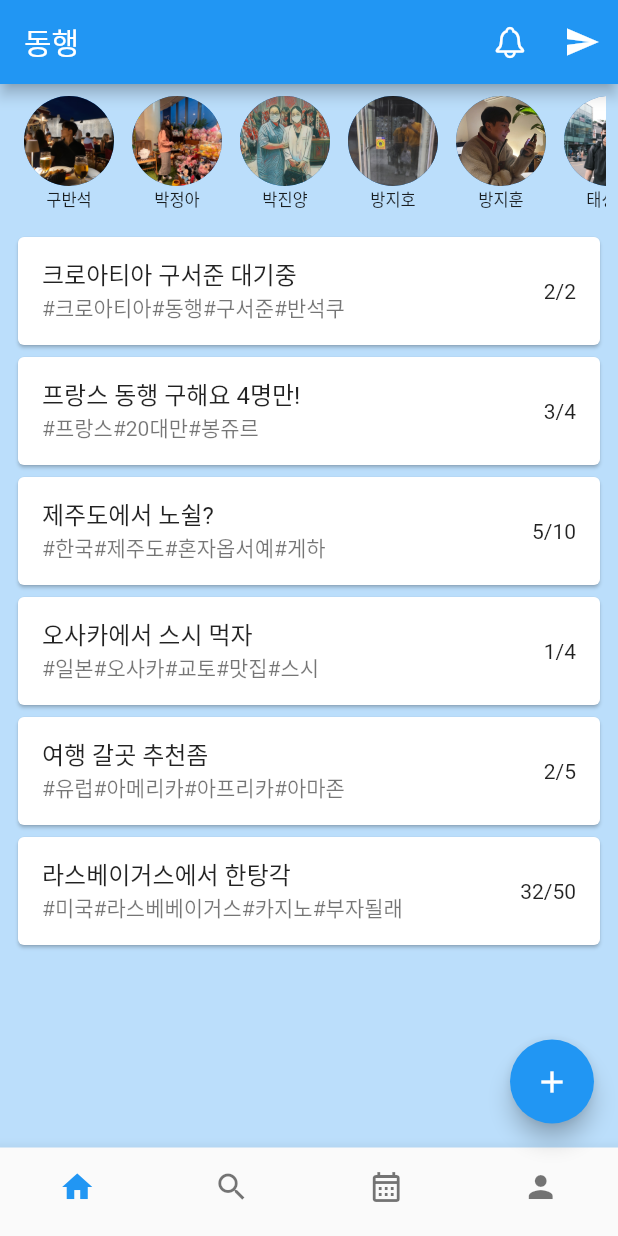
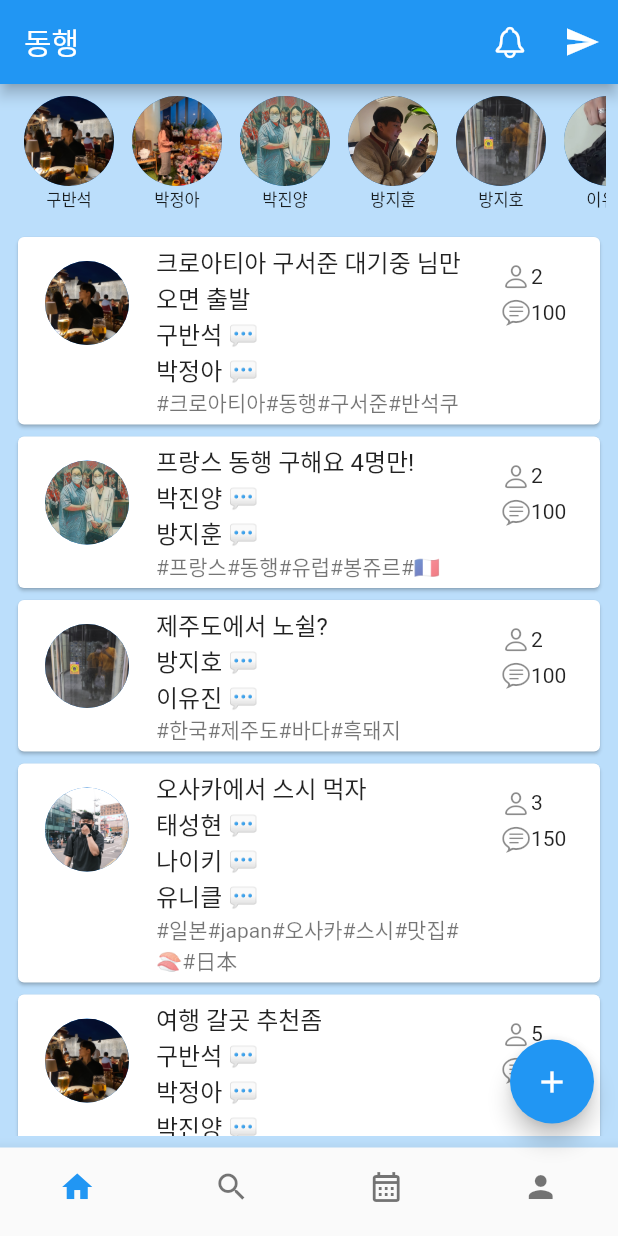
Before and after one commit to jihun-bang/project-donghaeng, a Flutter app: the screen it shows after launch, on a phone screen of 412 x 824 dp. Run offline on Flutter 3.47's test engine with Material 2 defaults, Android fonts, the phone set to English and light mode, and no system bars.

Commit message:
[Home] 카드뷰 수정 및 데이터 json 화

```diff
--- /dev/null
+++ b/assets/data/chat.json
@@ -0,0 +1,152 @@
+[
+  {
+    "title": "크로아티아 구서준 대기중 님만오면 출발",
+    "members": [
+      "a",
+      "b"
+    ],
+    "tags": [
+      "크로아티아",
+      "동행",
+      "구서준",
+      "반석쿠"
+    ]
+  },
+  {
+    "title": "프랑스 동행 구해요 4명만!",
+    "members": [
+      "c",
+      "d"
+    ],
+    "tags": [
+      "프랑스",
+      "동행",
+      "유럽",
+      "봉쥬르",
+      "🇫🇷"
+    ]
+  },
+  {
+    "title": "제주도에서 노쉴?",
+    "members": [
+      "f",
+      "e"
+    ],
+    "tags": [
+      "한국",
+      "제주도",
+      "바다",
+      "흑돼지"
+    ]
+  },
+  {
+    "title": "오사카에서 스시 먹자",
+    "members": [
+      "g",
+      "h",
+      "i"
+    ],
+    "tags": [
+      "일본",
+      "japan",
+      "오사카",
+      "스시",
+      "맛집",
+      "🍣",
+      "日本"
+    ]
+  },
+  {
+    "title": "여행 갈곳 추천좀",
+    "members": [
+      "c",
+      "e",
+      "a",
+      "b",
+      "i"
+    ],
+    "tags": [
+      "여행",
+      "아메리카",
+      "아프리카",
+      "파프리카",
+      "세계여행"
+    ]
+  },
+  {
+    "title": "라스베이거스에서 한탕각",
+    "members": [
+      "a",
+      "b",
+      "g",
+      "h",
+      "i",
+      "f",
+      "d",
+      "e",
+      "c"
+    ],
+    "tags": [
+      "LA",
+      "미국",
+      "카지노",
+      "라스베이거스",
+      "lotto",
+      "미국서부"
+    ]
+  },
+  {
+    "title": "유럽 북부 여행 모임",
+    "members": [
+      "g",
+      "e",
+      "f"
+    ],
+    "tags": [
+      "노르웨이",
+      "유럽",
+      "북유럽",
+      "아이슬란드"
+    ]
+  },
+  {
+    "title": "아프리카에서 원주민과 1달 생활",
+    "members": [
+      "a",
+      "i"
+    ],
+    "tags": [
+      "아프리카",
+      "남아공",
+      "베어그릴스",
+      "생존"
+    ]
+  },
+  {
+    "title": "수원 맛집 탐험대",
+    "members": [
+      "c",
+      "d"
+    ],
+    "tags": [
+      "수원",
+      "행궁동",
+      "맛집",
+      "광교",
+      "인계동"
+    ]
+  },
+  {
+    "title": "스페인 동행 구해요 클럽도 같이 ㄱㄱ",
+    "members": [
+      "g",
+      "f"
+    ],
+    "tags": [
+      "클럽",
+      "스페인",
+      "유럽",
+      "spain"
+    ]
+  }
+]
--- /dev/null
+++ b/assets/data/user.json
@@ -0,0 +1,47 @@
+[
+  {
+    "id": "a",
+    "nick_name": "구반석",
+    "image_path": "assets/images/구반석.png"
+  },
+  {
+    "id": "b",
+    "nick_name": "박정아",
+    "image_path": "assets/images/박정아.png"
+  },
+  {
+    "id": "c",
+    "nick_name": "박진양",
+    "image_path": "assets/images/박진양.png"
+  },
+  {
+    "id": "d",
+    "nick_name": "방지훈",
+    "image_path": "assets/images/방지훈.png"
+  },
+  {
+    "id": "e",
+    "nick_name": "방지호",
+    "image_path": "assets/images/방지호.png"
+  },
+  {
+    "id": "f",
+    "nick_name": "이유진",
+    "image_path": "assets/images/이유진.png"
+  },
+  {
+    "id": "g",
+    "nick_name": "태성현",
+    "image_path": "assets/images/태성현.png"
+  },
+  {
+    "id": "h",
+    "nick_name": "나이키",
+    "image_path": "assets/images/나이키.png"
+  },
+  {
+    "id": "i",
+    "nick_name": "유니클",
+    "image_path": "assets/images/유니클.png"
+  }
+]
--- a/lib/model/chat.dart
+++ b/lib/model/chat.dart
@@ -5,15 +5,10 @@ part 'chat.g.dart';
 @JsonSerializable()
 class Chat {
   String title;
-  int members;
-  int maxMember;
+  List<String> members;
   List<String> tags;
 
-  Chat(
-      {required this.title,
-      required this.members,
-      required this.maxMember,
-      required this.tags});
+  Chat({required this.title, required this.members, required this.tags});
 
   factory Chat.fromJson(Map<String, dynamic> json) => _$ChatFromJson(json);
 
--- a/lib/model/user.dart
+++ b/lib/model/user.dart
@@ -4,7 +4,7 @@ part 'user.g.dart';
 
 @JsonSerializable()
 class User {
-  int id;
+  String id;
   @JsonKey(name: 'nick_name')
   String nickName;
   @JsonKey(name: 'image_path')
--- a/lib/view/home_view.dart
+++ b/lib/view/home_view.dart
@@ -12,6 +12,9 @@ class HomeView extends StatefulWidget {
 }
 
 class _HomeViewState extends State<HomeView> {
+  late UserViewModel userViewModel;
+  late ChatViewModel chatViewModel;
+
   @override
   Widget build(BuildContext context) {
     return Scaffold(
@@ -60,8 +63,10 @@ class _HomeViewState extends State<HomeView> {
   }
 
   Widget _onlineUsers() {
-    return Consumer<UserViewModel>(
-        builder: (_, viewModel, ___) => Container(
+    return Consumer<UserViewModel>(builder: (_, viewModel, ___) {
+      userViewModel = viewModel;
+
+      return Container(
           alignment: Alignment.center,
           height: 90,
           child: ListView.builder(
@@ -90,26 +95,64 @@ class _HomeViewState extends State<HomeView> {
                 ),
               );
             },
-            )));
+          ));
+    });
   }
 
   Widget _communities() {
-    return Consumer<ChatViewModel>(
-        builder: (_, viewModel, ___) => Expanded(
+    return Consumer<ChatViewModel>(builder: (_, viewModel, ___) {
+      return Expanded(
         child: ListView.builder(
             itemCount: viewModel.chats.length,
             itemBuilder: (_, index) {
               final chat = viewModel.chats[index];
+              final users = userViewModel.users
+                  .where((user) => chat.members.contains(user.id));
+              final host = users.first;
+
               return Card(
                 child: ListTile(
                   onTap: () => {},
-                        title: Text(chat.title),
-                        subtitle:
-                            Text(chat.tags.map((e) => '#$e').toList().join('')),
-                        trailing: Text('${chat.members}/${chat.maxMember}'),
+                  leading: CircleAvatar(
+                    radius: 30,
+                    backgroundImage: AssetImage(host.imagePath),
+                  ),
+                  title: Text(chat.title +
+                      '\n${users.map((e) => '${e.nickName} 💬').take(4).join('\n')}'),
+                  subtitle: Text(chat.tags.map((e) => '#$e').toList().join('')),
+                  trailing: Column(
+                    children: [
+                      SizedBox(
+                        width: 50,
+                        child: Row(
+                          children: [
+                            const Icon(
+                              CupertinoIcons.person,
+                              size: 20,
+                            ),
+                            Text('${chat.members.length}'),
+                          ],
+                        ),
+                      ),
+                      const SizedBox(height: 4),
+                      SizedBox(
+                        width: 50,
+                        child: Row(
+                          children: [
+                            const Icon(
+                              CupertinoIcons.chat_bubble_text,
+                              size: 20,
+                            ),
+                            Text('${chat.members.length * 50}'),
+                          ],
+                        ),
+                      ),
+                    ],
+                  ),
                 ),
               );
             }),
-            ));
+      );
+    });
   }
 }
--- a/lib/viewmodel/chat_viewmodel.dart
+++ b/lib/viewmodel/chat_viewmodel.dart
@@ -1,42 +1,19 @@
+import 'dart:convert';
+
 import 'package:donghaeng/model/chat.dart';
 import 'package:flutter/cupertino.dart';
+import 'package:flutter/services.dart';
 
 class ChatViewModel extends ChangeNotifier {
   final List<Chat> chats = [];
 
   ChatViewModel() {
-    chats.addAll([
-      Chat(
-          title: '크로아티아 구서준 대기중',
-          members: 2,
-          maxMember: 2,
-          tags: ['크로아티아', '동행', '구서준', '반석쿠']),
-      Chat(
-          title: '프랑스 동행 구해요 4명만!',
-          members: 3,
-          maxMember: 4,
-          tags: ['프랑스', '20대만', '봉쥬르']),
-      Chat(
-          title: '제주도에서 노쉴?',
-          members: 5,
-          maxMember: 10,
-          tags: ['한국', '제주도', '혼자옵서예', '게하']),
-      Chat(
-          title: '오사카에서 스시 먹자',
-          members: 1,
-          maxMember: 4,
-          tags: ['일본', '오사카', '교토', '맛집', '스시']),
-      Chat(
-          title: '여행 갈곳 추천좀',
-          members: 2,
-          maxMember: 5,
-          tags: ['유럽', '아메리카', '아프리카', '아마존']),
-      Chat(
-          title: '라스베이거스에서 한탕각',
-          members: 32,
-          maxMember: 50,
-          tags: ['미국', '라스베베이거스', '카지노', '부자될래']),
-    ]);
-    notifyListeners();
+    rootBundle.loadString('assets/data/chat.json').then((str) {
+      final jsonString = json.decode(str) as List;
+      for (final chat in jsonString) {
+        chats.add(Chat.fromJson(chat));
+        notifyListeners();
+      }
+    });
   }
 }
--- a/lib/viewmodel/user_viewmodel.dart
+++ b/lib/viewmodel/user_viewmodel.dart
@@ -1,14 +1,19 @@
+import 'dart:convert';
+
 import 'package:donghaeng/model/user.dart';
 import 'package:flutter/cupertino.dart';
+import 'package:flutter/services.dart';
 
 class UserViewModel extends ChangeNotifier {
-  final userNames = ['구반석', '박정아', '박진양', '방지호', '방지훈', '태성현'];
   final List<User> users = [];
 
   UserViewModel() {
-    users.addAll(userNames.asMap().entries.map((e) {
-      return User(e.key, e.value, 'assets/images/${e.value}.PNG');
-    }));
-    notifyListeners();
+    rootBundle.loadString('assets/data/user.json').then((str) {
+      final jsonString = json.decode(str) as List;
+      for (final user in jsonString) {
+        users.add(User.fromJson(user));
+        notifyListeners();
+      }
+    });
   }
 }
--- a/pubspec.yaml
+++ b/pubspec.yaml
@@ -23,3 +23,4 @@ flutter:
   uses-material-design: true
   assets:
     - assets/images/
+    - assets/data/
```
Also changed, not shown: assets/images/구반석.png (renamed from assets/images/구반석.PNG), assets/images/나이키.png (added), assets/images/박정아.png (renamed from assets/images/박정아.PNG), assets/images/박진양.png (renamed from assets/images/박진양.PNG), assets/images/방지호.png (renamed from assets/images/방지호.PNG), assets/images/방지훈.png (renamed from assets/images/방지훈.PNG), assets/images/유니클.png (added), assets/images/이유진.png (added), assets/images/태성현.png (renamed from assets/images/태성현.PNG), lib/model/chat.g.dart, lib/model/user.g.dart, 1 other file. Lines whose indentation alone changed are shown as unchanged.
